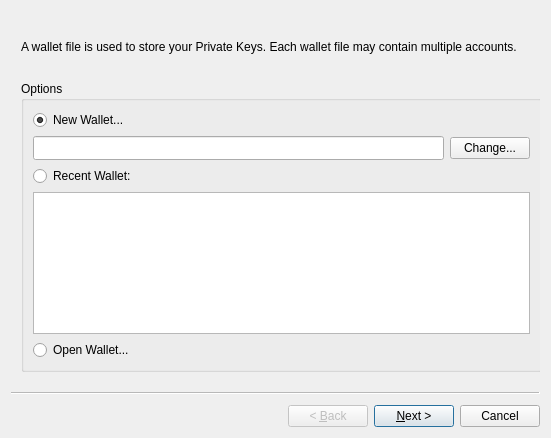
First picture: the form in bitsharesqt/walletwizard.ui, repository jhtitor/citadel, before the edit.
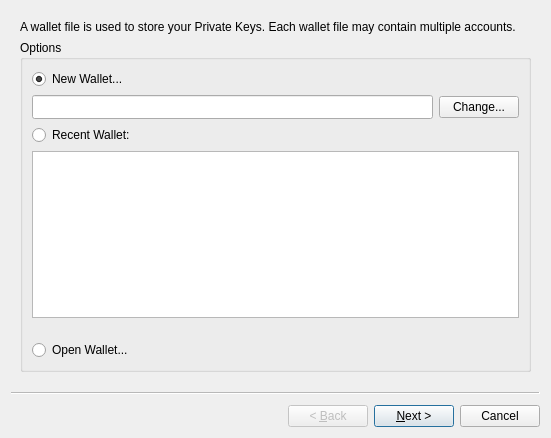
Second picture: the form after the edit. Icons and pictures are not drawn.

Commit message: Improve layout of the wallet wizard.

Diff of the .ui file:
```diff
--- a/bitsharesqt/walletwizard.ui
+++ b/bitsharesqt/walletwizard.ui
@@ -21,15 +21,9 @@
    <set>QWizard::DisabledBackButtonOnLastPage</set>
   </property>
   <widget class="QWizardPage" name="introPage">
+   <layout class="QGridLayout" name="gridLayout">
+    <item row="2" column="0">
    <widget class="QGroupBox" name="groupBox">
-    <property name="geometry">
-     <rect>
-      <x>10</x>
-      <y>70</y>
-      <width>521</width>
-      <height>291</height>
-     </rect>
-    </property>
     <property name="title">
      <string>Options</string>
     </property>
@@ -105,15 +99,9 @@
      </item>
     </layout>
    </widget>
+    </item>
+    <item row="0" column="0">
    <widget class="QLabel" name="label">
-    <property name="geometry">
-     <rect>
-      <x>10</x>
-      <y>10</y>
-      <width>521</width>
-      <height>51</height>
-     </rect>
-    </property>
     <property name="text">
      <string>A wallet file is used to store your Private Keys. Each wallet file may contain multiple accounts.</string>
     </property>
@@ -121,6 +109,21 @@
      <bool>true</bool>
     </property>
    </widget>
+    </item>
+    <item row="1" column="0">
+     <spacer name="verticalSpacer_2">
+      <property name="orientation">
+       <enum>Qt::Vertical</enum>
+      </property>
+      <property name="sizeHint" stdset="0">
+       <size>
+        <width>20</width>
+        <height>40</height>
+       </size>
+      </property>
+     </spacer>
+    </item>
+   </layout>
   </widget>
   <widget class="QWizardPage" name="passwordPage">
    <widget class="QLineEdit" name="masterPassword">
```
Left out of the diff: 269 changed lines with no effect on the pictures. Lines whose indentation alone changed are shown as unchanged.
